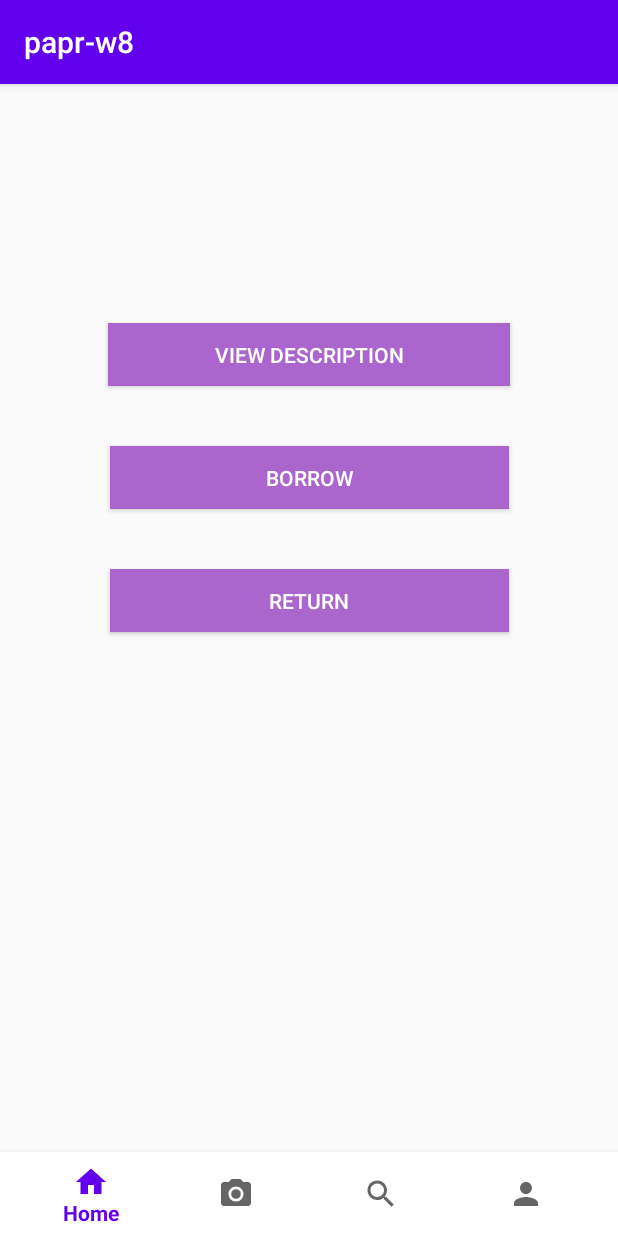
After one commit to CMPUT301F20T22/papr-w8, an Android app: the Scan screen opened through its navigation route, on a phone screen of 412 x 824 dp. The commit adds this screen. Run offline under Robolectric (Android 15) with nearby library versions, the phone set to English and light mode, and no system bars; our stand-ins replace Firebase (no records; nobody signed in at launch, a user with empty details on screens opened directly), navigation-ui; libraries missing offline, so code that uses them is left out: com.google.mlkit.vision.

Commit message:
changed ScanActivity to fragment

```diff
--- a/papr-w8/app/src/main/AndroidManifest.xml
+++ b/papr-w8/app/src/main/AndroidManifest.xml
@@ -9,6 +9,7 @@
         android:roundIcon="@mipmap/ic_launcher_round"
         android:supportsRtl="true"
         android:theme="@style/AppTheme">
+
         <activity android:name=".AddBookCoverActivity" />
         <activity android:name=".AddBook" />
         <activity android:name=".MainActivity">
--- a/papr-w8/app/src/main/java/com/example/papr_w8/Home.java
+++ b/papr-w8/app/src/main/java/com/example/papr_w8/Home.java
@@ -70,5 +70,6 @@ public class Home extends Fragment {
                              Bundle savedInstanceState) {
         // Inflate the layout for this fragment
         return inflater.inflate(R.layout.fragment_home, container, false);
+
     }
 }
--- /dev/null
+++ b/papr-w8/app/src/main/java/com/example/papr_w8/Scan.java
@@ -0,0 +1,189 @@
+package com.example.papr_w8;
+
+import android.content.Intent;
+import android.graphics.Bitmap;
+import android.os.Bundle;
+
+import androidx.annotation.NonNull;
+import androidx.annotation.Nullable;
+import androidx.fragment.app.Fragment;
+
+import android.provider.MediaStore;
+import android.view.LayoutInflater;
+import android.view.View;
+import android.view.ViewGroup;
+import android.widget.Button;
+import android.widget.Toast;
+
+
+import com.example.papr_w8.BookView.BookOwnedView;
+import com.google.android.gms.tasks.OnCompleteListener;
+import com.google.android.gms.tasks.OnSuccessListener;
+import com.google.android.gms.tasks.Task;
+import com.google.android.gms.vision.barcode.Barcode;
+import com.google.firebase.auth.FirebaseAuth;
+import com.google.firebase.auth.FirebaseUser;
+import com.google.firebase.firestore.FirebaseFirestore;
+import com.google.firebase.firestore.QueryDocumentSnapshot;
+import com.google.firebase.firestore.QuerySnapshot;
+import com.google.mlkit.vision.barcode.BarcodeScanner;
+import com.google.mlkit.vision.barcode.BarcodeScannerOptions;
+import com.google.mlkit.vision.barcode.BarcodeScanning;
+import com.google.mlkit.vision.common.InputImage;
+
+
+import java.io.Serializable;
+import java.util.List;
+
+/**
+ * Fragment that allows user to view book, borrow, or return a book by scanning an ISBN
+ */
+public class Scan extends Fragment {
+
+    private String ISBN;
+
+    private final int VIEW_DESCRIPTION_REQUEST_CODE = 100;
+    private final int BORROW_REQUEST_CODE = 200;
+    private final int RETURN_REQUEST_CODE = 300;
+
+    private Button view_desc;
+    private Button borrow;
+    private Button return_book;
+
+    @Override
+    public void onCreate(Bundle savedInstanceState) {
+        super.onCreate(savedInstanceState);
+        }
+
+
+    @Override
+    public View onCreateView(LayoutInflater inflater, ViewGroup container,
+                             Bundle savedInstanceState) {
+        // Inflate the layout for this fragment
+        View view =  inflater.inflate(R.layout.fragment_scan, container, false);
+
+        view_desc = view.findViewById(R.id.view_desc_button);
+
+        borrow = view.findViewById(R.id.borrow_button);
+
+        return_book = view.findViewById(R.id.return_button);
+
+        view_desc.setOnClickListener(new View.OnClickListener() {
+            @Override
+            public void onClick(View view) {
+                Intent intent = new Intent(MediaStore.ACTION_IMAGE_CAPTURE);
+                startActivityForResult(intent, VIEW_DESCRIPTION_REQUEST_CODE);
+            }
+        });
+
+        borrow.setOnClickListener(new View.OnClickListener() {
+            @Override
+            public void onClick(View view) {
+                Intent intent = new Intent(MediaStore.ACTION_IMAGE_CAPTURE);
+                startActivityForResult(intent, BORROW_REQUEST_CODE);
+            }
+        });
+
+        return_book.setOnClickListener(new View.OnClickListener() {
+            @Override
+            public void onClick(View view) {
+                Intent intent = new Intent(MediaStore.ACTION_IMAGE_CAPTURE);
+                startActivityForResult(intent, RETURN_REQUEST_CODE);
+            }
+        });
+        return view;
+    }
+
+    @Override
+    public void onActivityResult(int requestCode, int resultCode, @Nullable Intent data) {
+        super.onActivityResult(requestCode, resultCode, data);
+
+        Bitmap photo = (Bitmap)data.getExtras().get("data");
+
+        InputImage image = InputImage.fromBitmap(photo, 0);
+
+        scanBarcode(image, requestCode);
+
+    }
+
+
+
+
+    private void scanBarcode(InputImage image, final int requestCode){
+        BarcodeScannerOptions options =
+                new BarcodeScannerOptions.Builder().setBarcodeFormats(
+                        Barcode.ISBN)
+                        .build();
+
+        BarcodeScanner scanner = BarcodeScanning.getClient(options);
+
+        Task<List<com.google.mlkit.vision.barcode.Barcode>> result = scanner.process(image)
+                .addOnSuccessListener(new OnSuccessListener<List<com.google.mlkit.vision.barcode.Barcode>>() {
+                    @Override
+                    public void onSuccess(List<com.google.mlkit.vision.barcode.Barcode> barcodes) {
+
+                        for (com.google.mlkit.vision.barcode.Barcode barcode : barcodes) {
+
+                            ISBN = barcode.getDisplayValue();
+                            switch (requestCode) {
+                                case VIEW_DESCRIPTION_REQUEST_CODE:
+                                    getBookDetails();
+                                    break;
+                                case BORROW_REQUEST_CODE:
+                                    //notify owner of borrow
+                                    break;
+                                case RETURN_REQUEST_CODE:
+                                    //notify owner of return
+                                    break;
+                            }
+                        }
+                    }
+                });
+
+    }
+
+    private void getBookDetails(){
+        final FirebaseUser user = FirebaseAuth.getInstance().getCurrentUser();
+        String email = user.getEmail();
+
+        final Task<QuerySnapshot> bookDoc = FirebaseFirestore.getInstance().collection("Users")
+                .document(email).collection("Books Owned").get()
+                .addOnCompleteListener(new OnCompleteListener<QuerySnapshot>() {
+                    @Override
+                    public void onComplete(@NonNull Task<QuerySnapshot> task) {
+                        //add book items from database
+                        if (task.isSuccessful()){
+                            for (QueryDocumentSnapshot document : task.getResult()){
+                                if (ISBN == document.getString("ISBN")){
+                                    String title = document.getString("Title");
+                                    String author = document.getString("Author");
+                                    String status = document.getString("Status");
+                                    String book_cover = document.getString("Book Cover");
+                                    Book book = new Book(title,author,ISBN,status,book_cover);
+
+                                    BookOwnedView bookBasicView = new BookOwnedView();
+
+                                    Bundle bundle = new Bundle();
+
+                                    bundle.putSerializable("bookSelected", (Serializable) book);
+
+                                    Intent intent = new Intent(getContext(), BookOwnedView.class);
+
+                                    //transfer data
+
+                                    bookBasicView.setArguments(bundle);
+                                    startActivity(intent);
+
+
+                                }
+                                else{
+                                    Toast.makeText(getContext(), "You do not own this book, unable to view.",
+                                            Toast.LENGTH_SHORT).show();
+                                }
+                            }
+                        }
+                    }
+                });
+
+    }
+}
--- /dev/null
+++ b/papr-w8/app/src/main/res/layout/fragment_scan.xml
@@ -0,0 +1,76 @@
+<?xml version="1.0" encoding="utf-8"?>
+<androidx.constraintlayout.widget.ConstraintLayout xmlns:android="http://schemas.android.com/apk/res/android"
+    xmlns:app="http://schemas.android.com/apk/res-auto"
+    xmlns:tools="http://schemas.android.com/tools"
+    android:layout_width="match_parent"
+    android:layout_height="match_parent"
+    tools:context=".Scan">
+
+
+    <Button
+        android:id="@+id/view_desc_button"
+        android:layout_width="268dp"
+        android:layout_height="42dp"
+        android:layout_alignParentTop="true"
+        android:layout_centerHorizontal="true"
+        android:layout_marginStart="74dp"
+        android:layout_marginLeft="74dp"
+        android:layout_marginTop="159dp"
+        android:layout_marginEnd="74dp"
+        android:layout_marginRight="74dp"
+        android:layout_marginBottom="40dp"
+        android:background="@android:color/holo_purple"
+        android:text="View Description"
+        android:textColor="@android:color/white"
+        app:layout_constraintBottom_toTopOf="@+id/borrow_button"
+        app:layout_constraintEnd_toEndOf="parent"
+        app:layout_constraintStart_toStartOf="parent"
+        app:layout_constraintTop_toTopOf="parent"
+        tools:ignore="MissingConstraints" />
+
+    <Button
+        android:id="@+id/borrow_button"
+        android:layout_width="266dp"
+        android:layout_height="42dp"
+        android:layout_alignParentStart="true"
+        android:layout_alignParentLeft="true"
+        android:layout_alignParentTop="true"
+        android:layout_centerHorizontal="true"
+        android:layout_marginStart="74dp"
+        android:layout_marginLeft="74dp"
+        android:layout_marginTop="40dp"
+        android:layout_marginEnd="74dp"
+        android:layout_marginRight="74dp"
+        android:background="@android:color/holo_purple"
+        android:text="Borrow"
+        android:textColor="@android:color/white"
+        app:layout_constraintEnd_toEndOf="parent"
+        app:layout_constraintStart_toStartOf="parent"
+        app:layout_constraintTop_toBottomOf="@+id/view_desc_button"
+        tools:ignore="MissingConstraints" />
+
+    <Button
+        android:id="@+id/return_button"
+        android:layout_width="266dp"
+        android:layout_height="42dp"
+        android:layout_alignParentStart="true"
+        android:layout_alignParentLeft="true"
+        android:layout_alignParentTop="true"
+        android:layout_centerInParent="true"
+        android:layout_marginStart="74dp"
+        android:layout_marginLeft="74dp"
+        android:layout_marginTop="40dp"
+        android:layout_marginEnd="74dp"
+        android:layout_marginRight="74dp"
+        android:background="@android:color/holo_purple"
+        android:text="Return"
+        android:textColor="@android:color/white"
+        app:layout_constraintEnd_toEndOf="parent"
+        app:layout_constraintStart_toStartOf="parent"
+        app:layout_constraintTop_toBottomOf="@+id/borrow_button"
+        tools:ignore="MissingConstraints" />
+
+
+
+
+</androidx.constraintlayout.widget.ConstraintLayout>
--- a/papr-w8/app/src/main/res/menu/bottom_nav.xml
+++ b/papr-w8/app/src/main/res/menu/bottom_nav.xml
@@ -7,9 +7,9 @@
         android:icon="@drawable/ic_home"/>
 
     <item
-        android:id="@+id/my_books"
-        android:title="My Books"
-        android:icon="@drawable/ic_book"/>
+        android:id="@+id/scan"
+        android:title="Scan"
+        android:icon="@drawable/ic_camera"/>
 
     <item
         android:id="@+id/search"
--- a/papr-w8/app/src/main/res/navigation/nav.xml
+++ b/papr-w8/app/src/main/res/navigation/nav.xml
@@ -10,16 +10,17 @@
         android:name="com.example.papr_w8.Home"
         android:label="fragment_home"
         tools:layout="@layout/fragment_home" />
+
     <fragment
         android:id="@+id/profile"
         android:name="com.example.papr_w8.Profile"
         android:label="fragment_profile"
         tools:layout="@layout/fragment_profile" />
     <fragment
-        android:id="@+id/my_books"
-        android:name="com.example.papr_w8.MyBooks"
-        android:label="fragment_my_books"
-        tools:layout="@layout/fragment_my_books" />
+        android:id="@+id/fragment_scan"
+        android:name="com.example.papr_w8.Scan"
+        android:label="fragment_scan"
+        tools:layout="@layout/fragment_scan" />
     <fragment
         android:id="@+id/search"
         android:name="com.example.papr_w8.Search.Search"
```
Also changed, not shown: papr-w8/app/build.gradle (+7 -6 lines), 1 other file.
